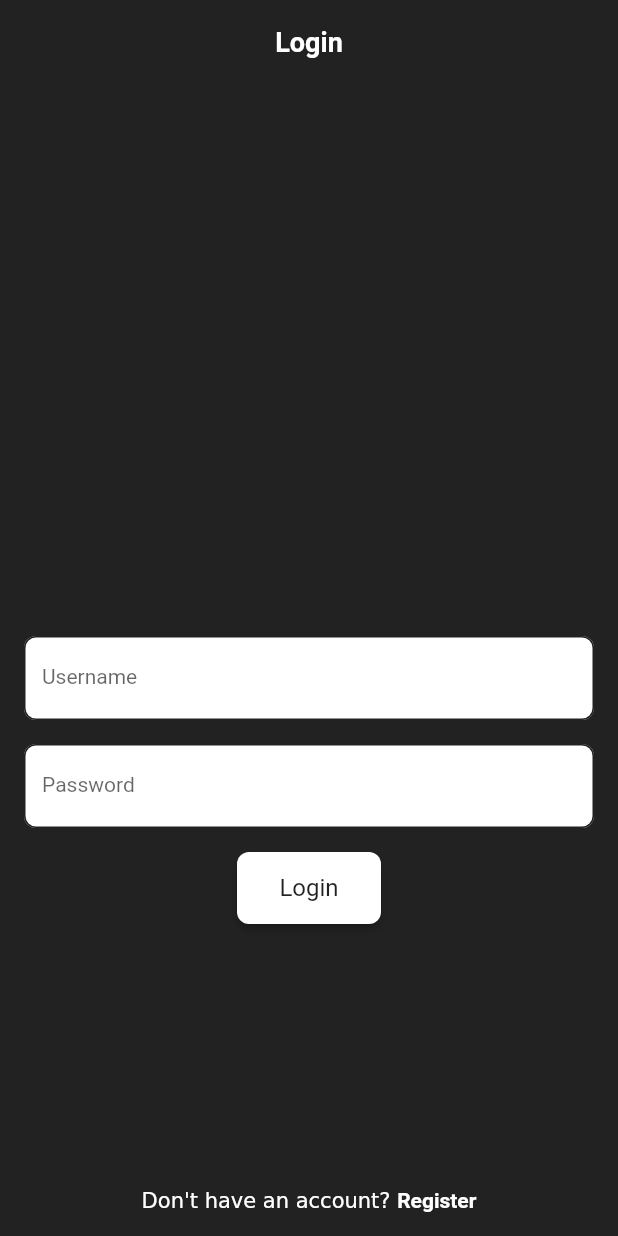
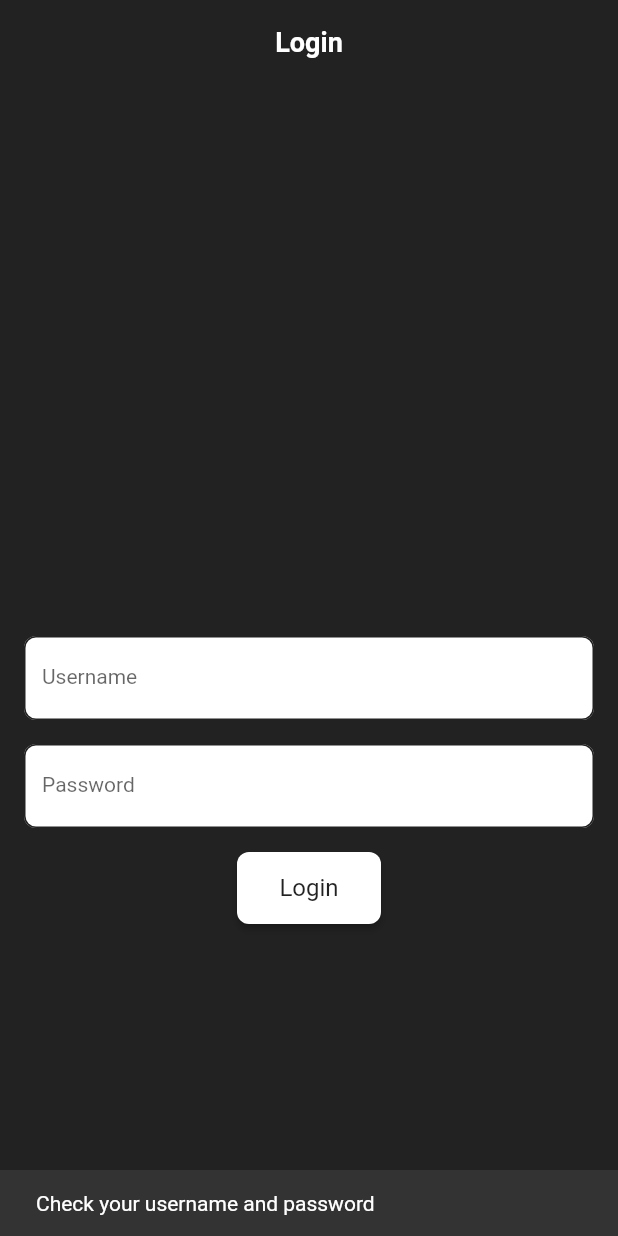
Before and after one commit to boonyarit-iamsaard/flutter_social_media_with_clean_architecture, a Flutter app: the LoginScreen screen opened by its route, after a tap on "Login", on a phone screen of 412 x 824 dp. Run offline on Flutter 3.47's test engine with Material 2 defaults, Android fonts, the light colour scheme and no system bars; our stand-ins replace equatable, flutter_bloc, formz, go_router.

Commit message:
feat(auth): add login cubit

```diff
--- /dev/null
+++ b/lib/src/features/auth/presentation/blocs/login/login_cubit.dart
@@ -0,0 +1,72 @@
+import 'package:flutter_bloc/flutter_bloc.dart';
+import 'package:equatable/equatable.dart';
+import 'package:flutter_social_media_with_clean_architecture/src/features/auth/domain/entities/authenticated_user_entity.dart';
+import 'package:flutter_social_media_with_clean_architecture/src/features/auth/domain/use_cases/login_use_case.dart';
+import 'package:flutter_social_media_with_clean_architecture/src/shared/domain/entities/user_entity.dart';
+import 'package:formz/formz.dart';
+
+part 'login_state.dart';
+
+class LoginCubit extends Cubit<LoginState> {
+  final LoginUseCase _loginUseCase;
+
+  LoginCubit({
+    required LoginUseCase loginUseCase,
+  })  : _loginUseCase = loginUseCase,
+        super(LoginState.initial());
+
+  void usernameChanged(String value) {
+    final username = Username.dirty(value);
+    emit(
+      state.copyWith(
+        username: username,
+        validInputs: Formz.validate([
+          username,
+          state.password,
+        ]),
+      ),
+    );
+  }
+
+  void passwordChanged(String value) {
+    final password = Password.dirty(value);
+    emit(
+      state.copyWith(
+        password: password,
+        validInputs: Formz.validate([
+          state.username,
+          password,
+        ]),
+      ),
+    );
+  }
+
+  Future<void> login() async {
+    if (state.validInputs == false) return;
+
+    emit(
+      state.copyWith(submissionStatus: FormzSubmissionStatus.inProgress),
+    );
+
+    try {
+      await _loginUseCase(
+        LoginParams(
+          username: state.username,
+          password: state.password,
+        ),
+      );
+
+      emit(
+        state.copyWith(submissionStatus: FormzSubmissionStatus.success),
+      );
+    } catch (e) {
+      emit(
+        state.copyWith(
+          submissionStatus: FormzSubmissionStatus.failure,
+          validInputs: false,
+          errorMessage: e.toString(),
+        ),
+      );
+    }
+  }
+}
--- /dev/null
+++ b/lib/src/features/auth/presentation/blocs/login/login_state.dart
@@ -0,0 +1,52 @@
+part of 'login_cubit.dart';
+
+class LoginState extends Equatable {
+  final Username username;
+  final Password password;
+  final FormzSubmissionStatus submissionStatus;
+  final bool? validInputs;
+  final String? errorMessage;
+
+  const LoginState({
+    this.username = const Username.pure(),
+    this.password = const Password.pure(),
+    this.submissionStatus = FormzSubmissionStatus.initial,
+    this.validInputs,
+    this.errorMessage,
+  });
+
+  factory LoginState.initial() {
+    return const LoginState(
+      username: Username.pure(),
+      password: Password.pure(),
+      submissionStatus: FormzSubmissionStatus.initial,
+      validInputs: null,
+      errorMessage: null,
+    );
+  }
+
+  LoginState copyWith({
+    Username? username,
+    Password? password,
+    FormzSubmissionStatus? submissionStatus,
+    bool? validInputs,
+    String? errorMessage,
+  }) {
+    return LoginState(
+      username: username ?? this.username,
+      password: password ?? this.password,
+      submissionStatus: submissionStatus ?? this.submissionStatus,
+      validInputs: validInputs ?? this.validInputs,
+      errorMessage: errorMessage ?? this.errorMessage,
+    );
+  }
+
+  @override
+  List<Object?> get props => [
+        username,
+        password,
+        submissionStatus,
+        validInputs,
+        errorMessage,
+      ];
+}
--- a/lib/src/features/auth/presentation/views/login_screen.dart
+++ b/lib/src/features/auth/presentation/views/login_screen.dart
@@ -1,5 +1,8 @@
 import 'package:flutter/material.dart';
+import 'package:flutter_bloc/flutter_bloc.dart';
+import 'package:flutter_social_media_with_clean_architecture/src/features/auth/presentation/blocs/login/login_cubit.dart';
 import 'package:flutter_social_media_with_clean_architecture/src/shared/presentation/widgets/widgets.dart';
+import 'package:formz/formz.dart';
 import 'package:go_router/go_router.dart';
 
 class LoginScreen extends StatelessWidget {
@@ -7,9 +10,11 @@ class LoginScreen extends StatelessWidget {
 
   @override
   Widget build(BuildContext context) {
-    return const Scaffold(
-      appBar: CustomAppBar(title: 'Login'),
-      body: SafeArea(
+    return Scaffold(
+      appBar: const CustomAppBar(title: 'Login'),
+      body: BlocListener<LoginCubit, LoginState>(
+        listener: (context, state) {},
+        child: const SafeArea(
           child: Padding(
             padding: EdgeInsets.all(16.0),
             child: Column(
@@ -23,6 +28,7 @@ class LoginScreen extends StatelessWidget {
                 Spacer(flex: 2),
                 _RegisterRedirect(),
               ],
+            ),
           ),
         ),
       ),
@@ -62,8 +68,23 @@ class _LogButton extends StatelessWidget {
 
   @override
   Widget build(BuildContext context) {
-    return ElevatedButton(
-      onPressed: () {},
+    return BlocBuilder<LoginCubit, LoginState>(
+      buildWhen: (previous, current) {
+        return previous.validInputs != current.validInputs;
+      },
+      builder: (context, state) {
+        return state.submissionStatus == FormzSubmissionStatus.inProgress
+            ? const CircularProgressIndicator(color: Colors.white)
+            : ElevatedButton(
+                onPressed: () {
+                  state.validInputs != null && state.validInputs!
+                      ? context.read<LoginCubit>().login()
+                      : ScaffoldMessenger.of(context).showSnackBar(
+                          const SnackBar(
+                            content: Text('Check your username and password'),
+                          ),
+                        );
+                },
                 style: ElevatedButton.styleFrom(
                   backgroundColor: Colors.white,
                   shape: RoundedRectangleBorder(
@@ -78,6 +99,8 @@ class _LogButton extends StatelessWidget {
                       ),
                 ),
               );
+      },
+    );
   }
 }
 
@@ -86,9 +109,22 @@ class _Password extends StatelessWidget {
 
   @override
   Widget build(BuildContext context) {
-    return const CustomTextField(
+    return BlocBuilder<LoginCubit, LoginState>(
+      buildWhen: (previous, current) {
+        return previous.password != current.password;
+      },
+      builder: (context, state) {
+        return CustomTextField(
           labelText: 'Password',
+          errorText: state.validInputs != null && state.password.isNotValid
+              ? 'Invalid password'
+              : null,
+          onChanged: (value) {
+            context.read<LoginCubit>().passwordChanged(value);
+          },
           obscureText: true,
+        );
+      },
     );
   }
 }
@@ -98,9 +134,22 @@ class _Username extends StatelessWidget {
 
   @override
   Widget build(BuildContext context) {
-    return const CustomTextField(
+    return BlocBuilder<LoginCubit, LoginState>(
+      buildWhen: (previous, current) {
+        return previous.username != current.username;
+      },
+      builder: (context, state) {
+        return CustomTextField(
           labelText: 'Username',
           textInputType: TextInputType.name,
+          errorText: state.validInputs != null && state.username.isNotValid
+              ? 'Invalid username'
+              : null,
+          onChanged: (value) {
+            context.read<LoginCubit>().usernameChanged(value);
+          },
+        );
+      },
     );
   }
 }
```
Also changed, not shown: lib/main.dart (+47 -5 lines). Lines whose indentation alone changed are shown as unchanged.
